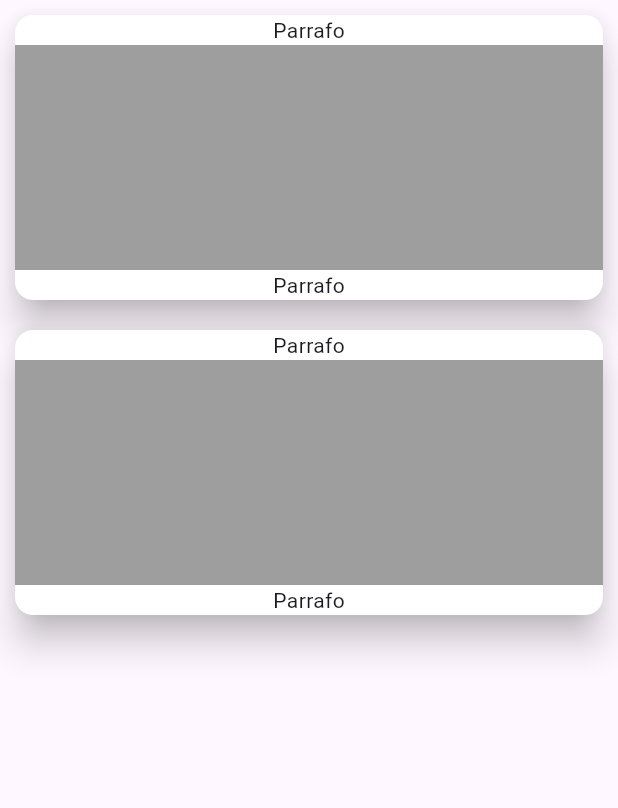
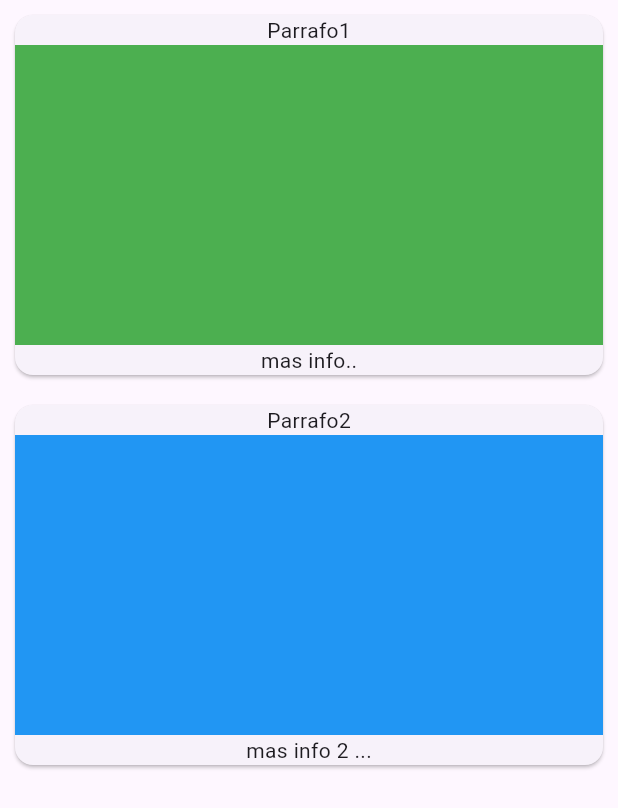
Before and after one commit to DavidEmmanuelPerezGarcia/Practica_flutter, a Flutter app: the MyCardsPractica widget shown alone on an empty page, opened directly, on a phone screen of 412 x 824 dp. Shown: the top 808 px of the screen. Run offline on Flutter 3.47's test engine with Material 3 defaults, Android fonts, the phone set to English and light mode, and no system bars.

Commit message:
se crearon dos archivos list_card y list_my_card , se modifico my cards

```diff
--- a/lib/src/pages/myPractica01/my_cards.dart
+++ b/lib/src/pages/myPractica01/my_cards.dart
@@ -1,45 +1,29 @@
 import 'package:flutter/material.dart';
-import 'package:flutter/widgets.dart';
+import 'package:practica_documentacion/src/utils/practica01/list_card.dart';
+import 'package:practica_documentacion/src/utils/practica01/list_my_cards.dart';
 
 class MyCardsPractica extends StatelessWidget{
   const MyCardsPractica ({super.key});
   @override
   Widget build(BuildContext context) {
-    return Column(
-      children: [
-        Card(
-          margin: const EdgeInsets.symmetric(horizontal: 10.0, vertical: 10.0),
-          elevation: 10.0,
-          color: Colors.white,
+    List<ListCards> myListCards = ListMyCards().myListCards;
+
+    return ListView.builder(
+      physics: const NeverScrollableScrollPhysics(),
+      shrinkWrap: true,
+      itemCount: myListCards.length,
+      itemBuilder: (context,i){
+        return Card(
+          margin: const EdgeInsets.all(10.0),
           child: Column(
             children: [
-              const Text('Parrafo'),
-              Container(
-                width: double.infinity,
-                height: 150,
-                color: Colors.grey,
-              ),
-              const Text('Parrafo')
+              Text(myListCards[i].title),
+              myListCards[i].contain,
+              Text(myListCards[i].text)
             ],
           ),
-        ),
-        Card(
-          margin: const EdgeInsets.symmetric(horizontal: 10.0, vertical: 10.0),
-          elevation: 10.0,
-          color: Colors.white,
-          child: Column(
-            children: [
-              const Text('Parrafo'),
-              Container(
-                width: double.infinity,
-                height: 150,
-                color: Colors.grey,
-              ),
-              const Text('Parrafo')
-            ],
-          ),
-        ),
-      ],
+        );
+      }
     );
   }
 }
--- /dev/null
+++ b/lib/src/utils/practica01/list_card.dart
@@ -0,0 +1,13 @@
+import 'package:flutter/material.dart';
+
+class ListCards{
+  String title;
+  Widget contain;
+  String text;
+
+  ListCards({
+    required this.title,
+    required this.contain,
+    required this.text
+  });
+}
--- /dev/null
+++ b/lib/src/utils/practica01/list_my_cards.dart
@@ -0,0 +1,23 @@
+import 'package:flutter/material.dart';
+import 'package:practica_documentacion/src/utils/practica01/list_card.dart';
+
+class ListMyCards{
+  List<ListCards> myListCards =[
+    ListCards(
+      title: 'Parrafo1',
+      contain: Container(
+        height: 200.0,
+        color: Colors.green,
+      ),
+      text: 'mas info..'
+    ),
+    ListCards(
+      title: 'Parrafo2',
+      contain: Container(
+        height: 200,
+        color: Colors.blue,
+      ),
+      text: 'mas info 2 ...'
+    )
+  ];
+}
```
